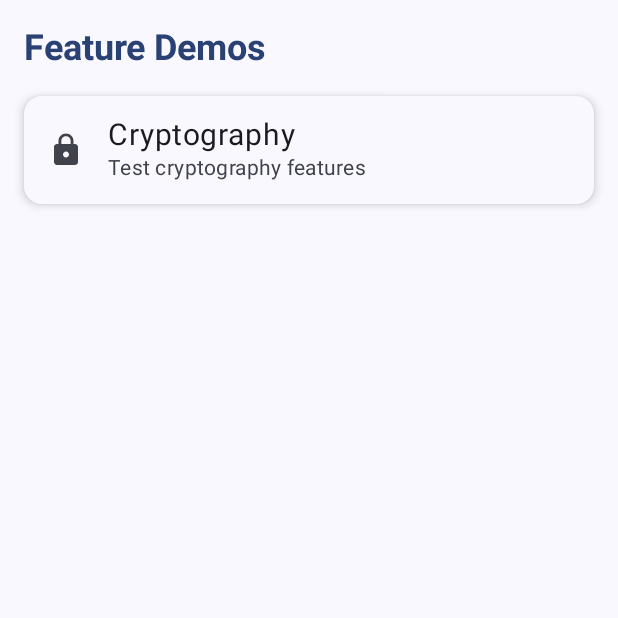
After one commit to bardss/AndroidSecurity, an Android app built with Jetpack Compose: the composable HomeScreen shown on its own in the app's theme, on a phone screen of 412 x 824 dp, the top half of it. The commit adds this screen. Run offline under Robolectric (Android 15) with nearby library versions, the phone set to English and light mode, and no system bars.

Commit message:
Add simple navigation handling

```diff
--- /dev/null
+++ b/app/src/main/java/com/jakubaniola/security/Screen.kt
@@ -0,0 +1,6 @@
+package com.jakubaniola.security
+
+sealed class Screen {
+    data object Home : Screen()
+    data object Cryptography : Screen()
+}
--- /dev/null
+++ b/app/src/main/java/com/jakubaniola/security/ui/HomeScreen.kt
@@ -0,0 +1,63 @@
+package com.jakubaniola.security.ui
+
+import androidx.compose.foundation.clickable
+import androidx.compose.foundation.layout.Arrangement
+import androidx.compose.foundation.layout.Column
+import androidx.compose.foundation.layout.fillMaxSize
+import androidx.compose.foundation.layout.fillMaxWidth
+import androidx.compose.foundation.layout.padding
+import androidx.compose.material.icons.Icons
+import androidx.compose.material.icons.filled.Lock
+import androidx.compose.material3.Card
+import androidx.compose.material3.CardDefaults
+import androidx.compose.material3.Icon
+import androidx.compose.material3.ListItem
+import androidx.compose.material3.MaterialTheme
+import androidx.compose.material3.Surface
+import androidx.compose.material3.Text
+import androidx.compose.runtime.Composable
+import androidx.compose.ui.Modifier
+import androidx.compose.ui.text.font.FontWeight
+import androidx.compose.ui.unit.dp
+import androidx.compose.ui.unit.sp
+
+@Composable
+fun HomeScreen(onCryptographyClick: () -> Unit) {
+    Surface(
+        modifier = Modifier.fillMaxSize(),
+        color = MaterialTheme.colorScheme.background
+    ) {
+        Column(
+            modifier = Modifier
+                .fillMaxWidth()
+                .padding(16.dp),
+            verticalArrangement = Arrangement.spacedBy(16.dp)
+        ) {
+            Text(
+                text = "Feature Demos",
+                style = MaterialTheme.typography.headlineSmall,
+                fontWeight = FontWeight.Bold,
+                color = MaterialTheme.colorScheme.primary
+            )
+            Card(
+                modifier = Modifier
+                    .fillMaxWidth()
+                    .clickable { onCryptographyClick() },
+                shape = CardDefaults.shape,
+                elevation = CardDefaults.cardElevation(4.dp)
+            ) {
+                ListItem(
+                    headlineContent = {
+                        Text("Cryptography", fontSize = 20.sp)
+                    },
+                    supportingContent = {
+                        Text("Test cryptography features")
+                    },
+                    leadingContent = {
+                        Icon(Icons.Default.Lock, contentDescription = null)
+                    }
+                )
+            }
+        }
+    }
+}
```
Also changed, not shown: app/src/main/java/com/jakubaniola/security/MainActivity.kt (+14 -2 lines), app/src/main/java/com/jakubaniola/security/ui/CryptographyScreen.kt (renamed from app/src/main/java/com/jakubaniola/security/ui/CryptographyUi.kt, +7 -1 lines).
